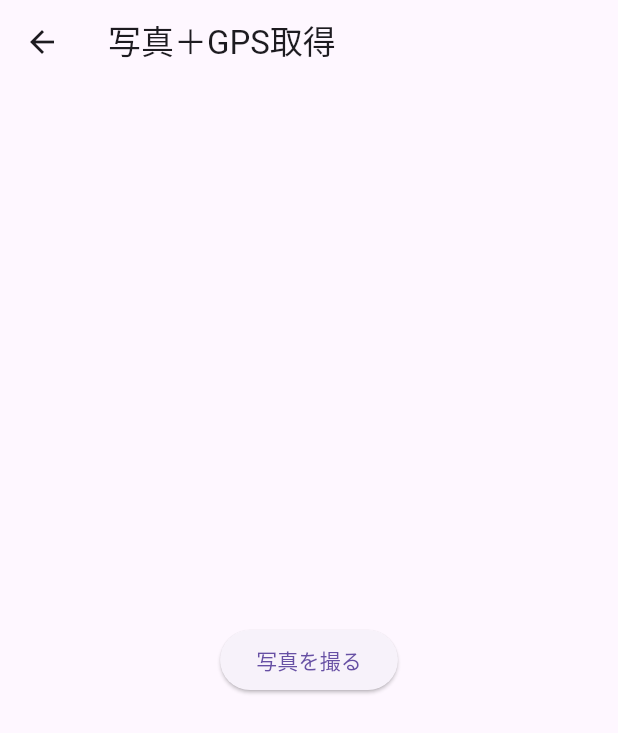
After one commit to Natsuki-Togashi/dezikyou, a Flutter app: the CameraGpsPage screen opened directly, after a tap on "写真を撮る", on a phone screen of 412 x 824 dp. The commit adds this screen. Shown: the top 733 px of the screen. Run offline on Flutter 3.47's test engine with Material 3 defaults, Android fonts, the phone set to English and light mode, and no system bars; our stand-ins replace geocoding, geolocator, image_picker.

Commit message:
カメラサンプル

```diff
--- /dev/null
+++ b/lib/view/camera/camera.dart
@@ -0,0 +1,135 @@
+import 'dart:io';
+import 'package:flutter/material.dart';
+import 'package:image_picker/image_picker.dart';
+import 'package:geolocator/geolocator.dart';
+import 'package:geocoding/geocoding.dart';
+import 'save_util.dart';
+import 'save_complete.dart';
+
+class CameraGpsPage extends StatefulWidget {
+  @override
+  _CameraGpsPageState createState() => _CameraGpsPageState();
+}
+
+class _CameraGpsPageState extends State<CameraGpsPage> {
+  File? _imageFile; // 画像ファイル
+  Position? _position; // GPS位置情報
+  String _photoName = ''; // 写真名
+  bool _isNameConfirmed = false; // 写真名が確定したかどうか
+  String? _address; // 住所用の変数
+
+  Future<void> _pickImageAndLocation() async {
+    final picker = ImagePicker();
+    final pickedFile = await picker.pickImage(source: ImageSource.camera);
+
+    if (pickedFile != null) {
+      LocationPermission permission = await Geolocator.checkPermission();
+      if (permission == LocationPermission.denied) {
+        permission = await Geolocator.requestPermission();
+      }
+
+      Position position = await Geolocator.getCurrentPosition(
+        desiredAccuracy: LocationAccuracy.high,
+      );
+
+      // 住所取得
+      List<Placemark> placemarks = await placemarkFromCoordinates(
+        position.latitude,
+        position.longitude,
+      );
+      String addressText = '';
+      if (placemarks.isNotEmpty) {
+        final place = placemarks.first;
+        addressText =
+            '${place.locality ?? ''}${place.subLocality ?? ''}${place.thoroughfare ?? ''}${place.name ?? ''}';
+      }
+
+      setState(() {
+        _imageFile = File(pickedFile.path);
+        _position = position;
+        _address = addressText;
+        _photoName = '';
+        _isNameConfirmed = false;
+      });
+    }
+  }
+
+  Future<void> _saveData() async {
+    if (_imageFile != null && _position != null && _photoName.isNotEmpty) {
+      await SaveUtil.saveImageFile(_imageFile!, _photoName);
+      await SaveUtil.saveImageAndLocation(
+        '', // imagePathは不要
+        _position!.latitude,
+        _position!.longitude,
+        _photoName,
+      );
+      Navigator.pushReplacement(
+        context,
+        MaterialPageRoute(builder: (context) => SaveCompletePage()),
+      );
+    }
+  }
+
+  void _confirmName() {
+    setState(() {
+      _isNameConfirmed = true;
+    });
+  }
+
+  @override
+  Widget build(BuildContext context) {
+    return Scaffold(
+      appBar: AppBar(title: Text('写真＋GPS取得')),
+      body: Center(
+        child: SingleChildScrollView(
+          child: Column(
+            mainAxisAlignment: MainAxisAlignment.center,
+            children: [
+              if (_imageFile == null)
+                ElevatedButton(
+                  onPressed: _pickImageAndLocation,
+                  child: Text('写真を撮る'),
+                ),
+              if (_imageFile != null) ...[
+                Image.file(_imageFile!, height: 300),
+                SizedBox(height: 20),
+                if (_address != null)
+                  Padding(
+                    padding: const EdgeInsets.symmetric(vertical: 8.0),
+                    child: Text(
+                      '住所: $_address',
+                      style: TextStyle(fontSize: 16, color: Colors.black87),
+                    ),
+                  ),
+                SizedBox(height: 20),
+                if (_isNameConfirmed)
+                  Text(
+                    '写真名: $_photoName',
+                    style: TextStyle(fontSize: 18, color: Colors.blue),
+                    textAlign: TextAlign.center,
+                  ),
+                SizedBox(height: 20),
+                if (!_isNameConfirmed)
+                  KatakanaInputPanel(
+                    onChanged: (text) {
+                      setState(() {
+                        _photoName = text;
+                      });
+                    },
+                    initialText: _photoName,
+                  ),
+                if (!_isNameConfirmed)
+                  ElevatedButton(
+                    onPressed: _photoName.isNotEmpty ? _confirmName : null,
+                    child: Text('確定'),
+                  ),
+                if (_isNameConfirmed)
+                  ElevatedButton(onPressed: _saveData, child: Text('情報を保存')),
+              ],
+            ],
+          ),
+        ),
+      ),
+    );
+  }
+}
--- a/pubspec.yaml
+++ b/pubspec.yaml
@@ -28,8 +28,13 @@ environment:
 # the latest version available on pub.dev. To see which dependencies have newer
 # versions available, run `flutter pub outdated`.
 dependencies:
+  path_provider: ^2.0.15
   flutter:
     sdk: flutter
+  image_picker: ^1.1.0
+  geolocator: ^11.0.0
+  google_maps_flutter: ^2.5.0
+  geocoding: ^2.1.0
 
   # The following adds the Cupertino Icons font to your application.
   # Use with the CupertinoIcons class for iOS style icons.
```
Also changed, not shown: lib/main.dart (+35 -104 lines), lib/view/camera/save_complete.dart (added, +17 -0 lines), lib/view/camera/save_util.dart (added, +150 -0 lines), lib/view/camera/saved_list.dart (added, +121 -0 lines), lib/view/camera.dart (deleted), pubspec.lock, 6 other files.
